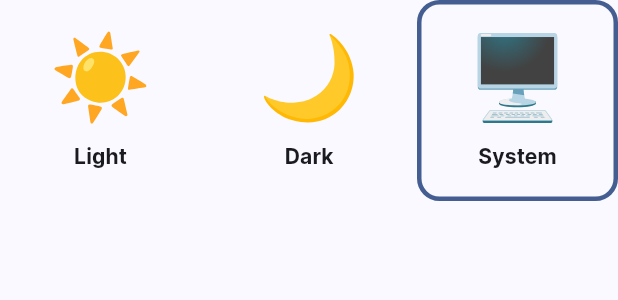
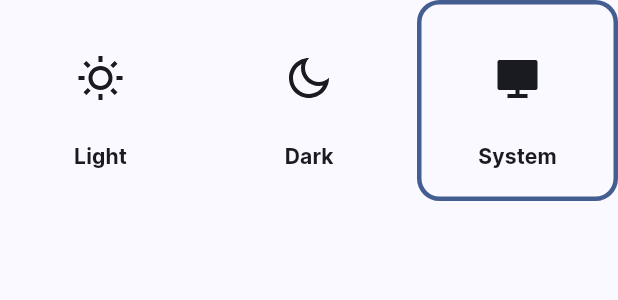
Before and after one commit to pastelcode/plug, a Flutter app: the _AppearanceOptionsContent widget shown alone on an empty page, opened directly, on a phone screen of 412 x 824 dp. Shown: the top 300 px of the screen. Run offline on Flutter 3.47's test engine with Material 2 defaults, Android fonts, the phone set to English and light mode, and no system bars; our stand-ins replace dartz, equatable, flutter_bloc, flutter_remix, flutter_svg, go_router and 2 more; project files that could hold a hidden picture were left out.

Commit message:
Change icons of theme selectors buttons

```diff
--- a/lib/core/presentation/widgets/custom_app_bar/appearance_option.dart
+++ b/lib/core/presentation/widgets/custom_app_bar/appearance_option.dart
@@ -52,19 +52,40 @@ class _AppearanceOptionsContent extends StatelessWidget {
                   themeMode: ThemeMode.light,
                   currentThemeMode: state,
                   name: 'Light',
-                  icon: Assets.illustrations.sun.svg(),
+                  icon: const Icon(
+                    FlutterRemix.sun_line,
+                    size: 32,
+                  ),
+                  selectedIcon: const Icon(
+                    FlutterRemix.sun_fill,
+                    size: 32,
+                  ),
                 ),
                 _ChangeAppearanceButton(
                   themeMode: ThemeMode.dark,
                   currentThemeMode: state,
                   name: 'Dark',
-                  icon: Assets.illustrations.moon.svg(),
+                  icon: const Icon(
+                    FlutterRemix.moon_line,
+                    size: 32,
+                  ),
+                  selectedIcon: const Icon(
+                    FlutterRemix.moon_fill,
+                    size: 32,
+                  ),
                 ),
                 _ChangeAppearanceButton(
                   themeMode: ThemeMode.system,
                   currentThemeMode: state,
                   name: 'System',
-                  icon: Assets.illustrations.computer.svg(),
+                  icon: const Icon(
+                    FlutterRemix.computer_line,
+                    size: 32,
+                  ),
+                  selectedIcon: const Icon(
+                    FlutterRemix.computer_fill,
+                    size: 32,
+                  ),
                 ),
               ],
             );
@@ -79,12 +100,14 @@ class _ChangeAppearanceButton extends StatelessWidget {
   const _ChangeAppearanceButton({
     required this.currentThemeMode,
     required this.icon,
+    required this.selectedIcon,
     required this.name,
     required this.themeMode,
   });
 
   final ThemeMode currentThemeMode;
   final Widget icon;
+  final Widget selectedIcon;
   final String name;
   final ThemeMode themeMode;
 
@@ -124,7 +147,7 @@ class _ChangeAppearanceButton extends StatelessWidget {
           mainAxisAlignment: MainAxisAlignment.center,
           children: <Widget>[
             Expanded(
-              child: icon,
+              child: isSelected ? selectedIcon : icon,
             ),
             const SizedBox(
               height: 10,
```
